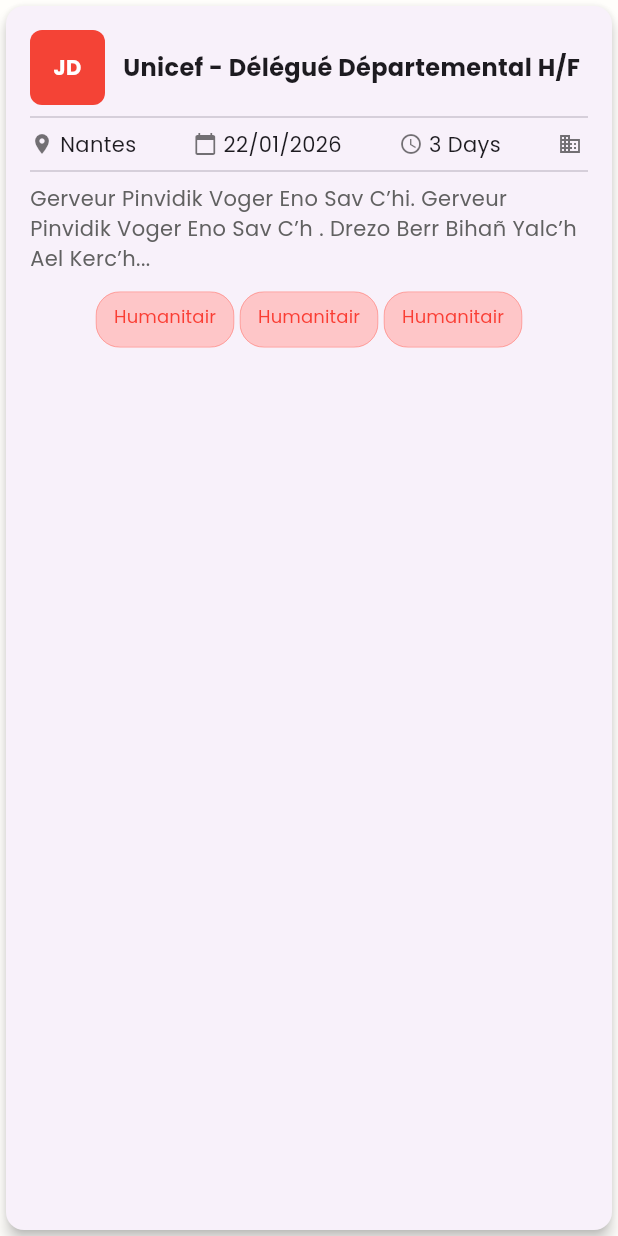
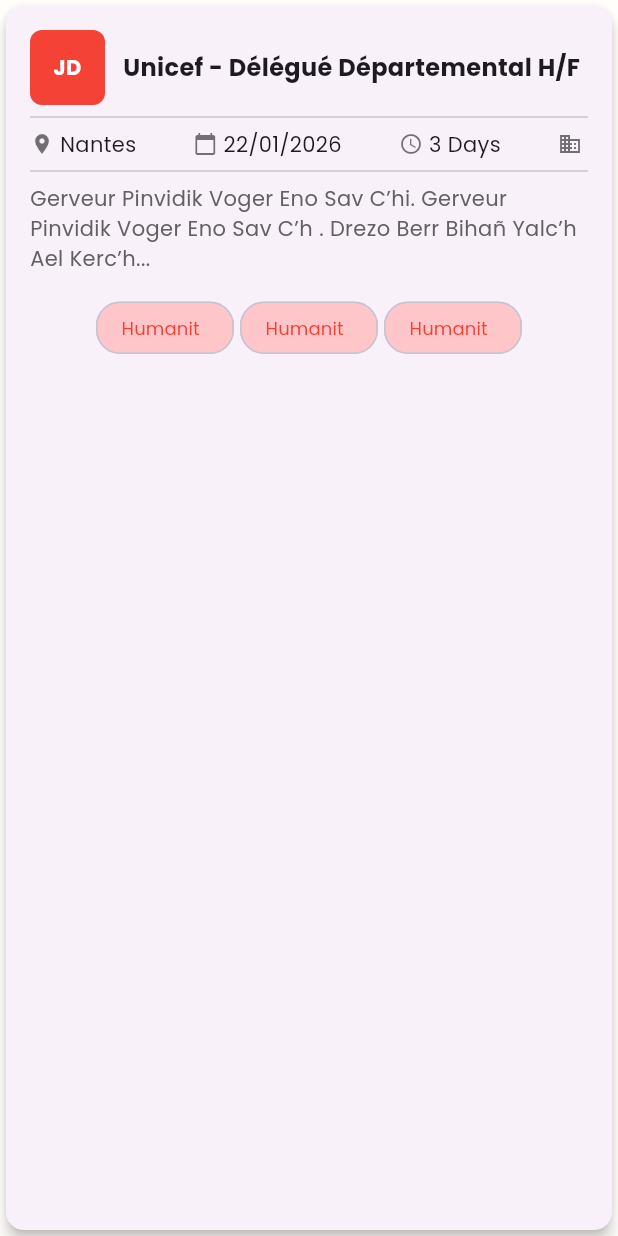
Before and after one commit to FuzMaxime/Benevolix_App, a Flutter app: the AnnoucementDetails widget shown alone on an empty page, opened directly, on a phone screen of 412 x 824 dp. Run offline on Flutter 3.47's test engine with Material 3 defaults, Android fonts, the phone set to English and light mode, and no system bars; our stand-ins replace flutter_riverpod, shared_preferences; accounts and stored records are empty; network calls fail.

Commit message:
fix(matias): fix of merge issues

```diff
--- a/benevolix_app/lib/pages/Details_announcement.dart
+++ b/benevolix_app/lib/pages/Details_announcement.dart
@@ -16,16 +16,18 @@ class AnnoucementDetails extends StatelessWidget {
               children: [
                 // Avatar carré
                 Container(
-                  width: 50.0,  // Largeur de l'avatar carré
+                  width: 50.0, // Largeur de l'avatar carré
                   height: 50.0, // Hauteur de l'avatar carré
                   decoration: BoxDecoration(
-                    color: Colors.red,  // Couleur de fond de l'avatar
-                    borderRadius: BorderRadius.circular(8.0),  // Coins arrondis si nécessaire
+                    color: Colors.red, // Couleur de fond de l'avatar
+                    borderRadius: BorderRadius.circular(
+                        8.0), // Coins arrondis si nécessaire
                   ),
                   child: const Center(
                     child: Text(
-                      "JD",  // Texte pour l'avatar
-                      style: TextStyle(color: Colors.white, fontWeight: FontWeight.bold),
+                      "JD", // Texte pour l'avatar
+                      style: TextStyle(
+                          color: Colors.white, fontWeight: FontWeight.bold),
                     ),
                   ),
                 ),
@@ -68,32 +70,24 @@ class AnnoucementDetails extends StatelessWidget {
               children: List.generate(
                 3,
                 (index) => Padding(
-                  padding: const EdgeInsets.symmetric(horizontal: 2.0, vertical: 0.5),
+                  padding: const EdgeInsets.symmetric(
+                      horizontal: 2.0, vertical: 0.5),
                   child: SizedBox(
-                    width: 92, // Limite la largeur du Chip
-                    child: Chip(
-                      labelPadding: const EdgeInsets.symmetric(horizontal: 4.0, vertical: 2.0), // Réduit le padding interne
-                      label: ConstrainedBox(
-                        constraints: const BoxConstraints(maxWidth: 92), // Limite la largeur pour permettre un saut de ligne
-                        child: const Text(
-                          "Humanitaire",  // Texte à long format
-                          style: TextStyle(fontSize: 12, color: Color(0xFFFA3D33)), // Couleur rouge du texte
-                          maxLines: 2,  // Limite à deux lignes
-                          overflow: TextOverflow.ellipsis,  // Ajoute des "..." si le texte est trop long
-                          softWrap: true,  // Permet le saut de ligne
+                      width: 92, // Limite la largeur du Chip
+                      child: Chip(
+                        label: Text(
+                          "Humanitaire",
+                          style:
+                              TextStyle(fontSize: 12, color: Color(0xFFFA3D33)),
+                          maxLines: 2,
+                          overflow: TextOverflow.ellipsis,
                         ),
-                      ),
-                      backgroundColor: const Color.fromARGB(100, 255, 123, 116), // Couleur d'arrière-plan avec 27% d'opacité
-                      materialTapTargetSize: MaterialTapTargetSize.shrinkWrap,
-                      shape: RoundedRectangleBorder(
-                        borderRadius: BorderRadius.circular(16),
-                        side: const BorderSide(
-                          width: 0,
-                          color: Color.fromARGB(100, 255, 123, 116),
+                        backgroundColor:
+                            const Color.fromARGB(100, 255, 123, 116),
+                        shape: RoundedRectangleBorder(
+                          borderRadius: BorderRadius.circular(16),
                         ),
-                      ),
-                    ),
-                  ),
+                      )),
                 ),
               ),
             )
--- a/benevolix_app/lib/pages/login.dart
+++ b/benevolix_app/lib/pages/login.dart
@@ -29,7 +29,7 @@ class _LoginState extends State<LoginPage> {
     setState(() {
       isLoading = false;
     });
-
+    print(success);
     if (success) {
       Navigator.pushReplacementNamed(context, '/home');
     } else {
--- a/benevolix_app/pubspec.yaml
+++ b/benevolix_app/pubspec.yaml
@@ -20,7 +20,6 @@ dependencies:
   flutter_riverpod: ^2.6.1
   dio: ^5.8.0+1
   freezed_annotation: ^2.4.4
-  http: ^1.2.2
   font_awesome_flutter: ^10.8.0
   flutter_secure_storage: ^4.2.1
 
```
Also changed, not shown: benevolix_app/lib/home.dart (deleted, +0 -65 lines), benevolix_app/lib/main.dart (+3 -54 lines), benevolix_app/lib/pages/home.dart (added, +65 -0 lines), benevolix_app/lib/services/auth.dart (+9 -4 lines), benevolix_app/pubspec.lock.
